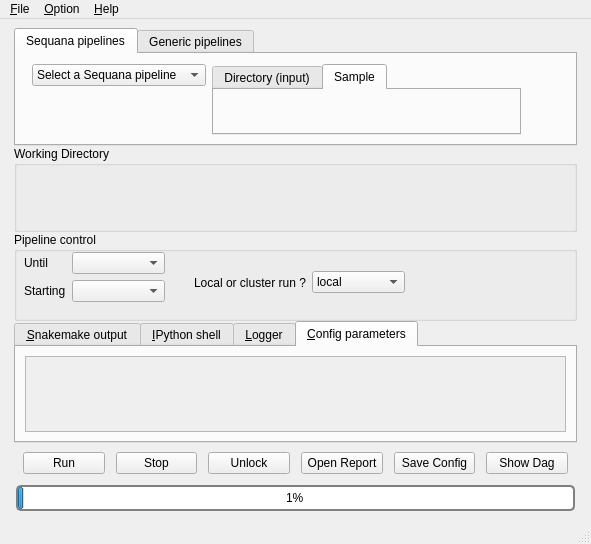
First picture: the form in sequana/gui/mainwindow.ui, repository vladsaveliev/sequana, before the edit.
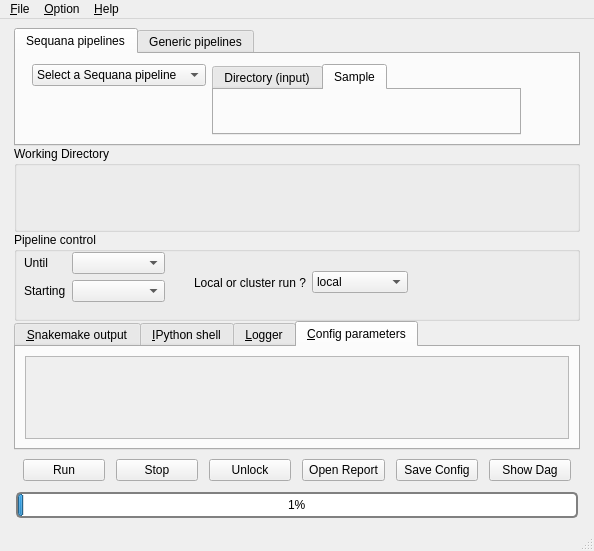
Second picture: the form after the edit. The open tabs and pages were chosen to show the change.

Diff of the .ui file:
```diff
--- a/sequana/gui/mainwindow.ui
+++ b/sequana/gui/mainwindow.ui
@@ -6,8 +6,8 @@
    <rect>
     <x>0</x>
     <y>0</y>
-    <width>591</width>
-    <height>544</height>
+    <width>594</width>
+    <height>551</height>
    </rect>
   </property>
   <property name="sizePolicy">
@@ -19,6 +19,9 @@
   <property name="windowTitle">
    <string>MainWindow</string>
   </property>
+  <property name="tabShape">
+   <enum>QTabWidget::Rounded</enum>
+  </property>
   <widget class="QWidget" name="centralwidget">
    <layout class="QGridLayout" name="gridLayout_2">
     <item row="0" column="0">
@@ -265,7 +268,7 @@
            <x>10</x>
            <y>20</y>
            <width>141</width>
-           <height>58</height>
+           <height>62</height>
           </rect>
          </property>
          <layout class="QFormLayout" name="formLayout">
@@ -303,7 +306,7 @@
           <rect>
            <x>180</x>
            <y>20</y>
-           <width>211</width>
+           <width>214</width>
            <height>61</height>
           </rect>
          </property>
@@ -467,8 +470,8 @@
               <rect>
                <x>0</x>
                <y>0</y>
-               <width>539</width>
-               <height>70</height>
+               <width>96</width>
+               <height>26</height>
               </rect>
              </property>
             </widget>
@@ -634,8 +637,8 @@
     <rect>
      <x>0</x>
      <y>0</y>
-     <width>591</width>
-     <height>19</height>
+     <width>594</width>
+     <height>22</height>
     </rect>
    </property>
    <widget class="QMenu" name="menuFile">
```
Left out of the diff: 16 changed lines with no effect on the pictures.
